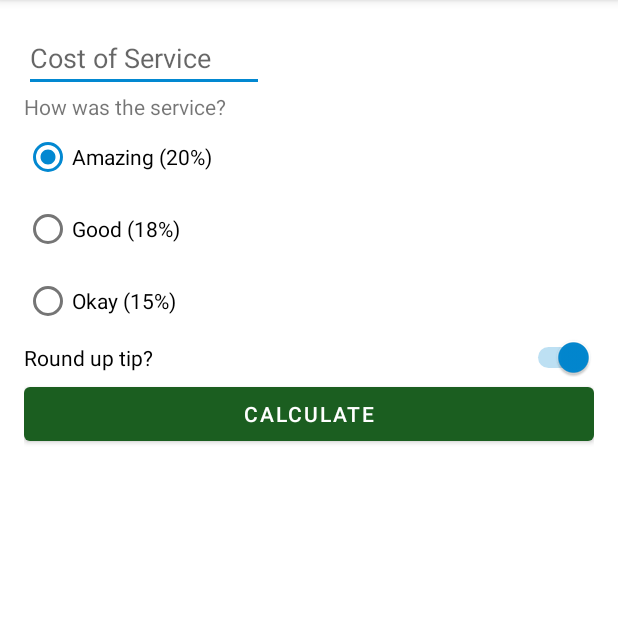
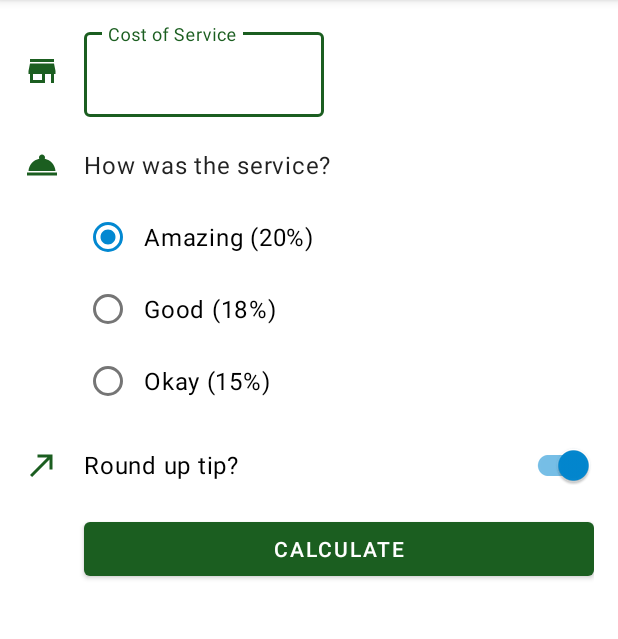
Before and after one commit to Aleksei-L/Tip_Time, an Android app: the screen it shows after launch (MainActivity), on a phone screen of 412 x 824 dp, the part 84-723 px from its top. Run offline under Robolectric (Android 15) with nearby library versions, the phone set to English and light mode, and no system bars.

Commit message:
Changed themes Added material design

```diff
--- a/app/src/main/java/com/example/tiptime/MainActivity.kt
+++ b/app/src/main/java/com/example/tiptime/MainActivity.kt
@@ -1,7 +1,11 @@
 package com.example.tiptime
 
+import android.content.Context
 import androidx.appcompat.app.AppCompatActivity
 import android.os.Bundle
+import android.view.KeyEvent
+import android.view.View
+import android.view.inputmethod.InputMethodManager
 import com.example.tiptime.databinding.ActivityMainBinding
 import java.text.NumberFormat
 import kotlin.math.ceil
@@ -14,12 +18,12 @@ class MainActivity : AppCompatActivity() {
 		super.onCreate(savedInstanceState)
 		binding = ActivityMainBinding.inflate(layoutInflater)
 		setContentView(binding.root)
-
+		binding.costOfServiceEditText.setOnKeyListener(View.OnKeyListener { view, keyCode, _ -> handleKeyEvent(view, keyCode) })
 		binding.calculateButton.setOnClickListener { calculateTip() }
 	}
 
 	private fun calculateTip() {
-		val stringInTextField = binding.costOfService.text.toString()
+		val stringInTextField = binding.costOfServiceEditText.text.toString()
 		val cost = stringInTextField.toDoubleOrNull()
 		if (cost == null || cost == 0.0) {
 			displayTip(0.0)
@@ -33,8 +37,7 @@ class MainActivity : AppCompatActivity() {
 		}
 
 		var tip = tipPercentage * cost
-		if (binding.roundUpSwitch.isChecked)
-			tip = ceil(tip)
+		if (binding.roundUpSwitch.isChecked) tip = ceil(tip)
 
 		displayTip(tip)
 	}
@@ -43,4 +46,14 @@ class MainActivity : AppCompatActivity() {
 		val formattedTip = NumberFormat.getCurrencyInstance().format(tip)
 		binding.tipResult.text = getString(R.string.tip_amount, formattedTip)
 	}
+
+	private fun handleKeyEvent(view: View, keyCode: Int): Boolean {
+		// Hide the keyboard
+		if (keyCode == KeyEvent.KEYCODE_ENTER) {
+			val inputMethodManager = getSystemService(Context.INPUT_METHOD_SERVICE) as InputMethodManager
+			inputMethodManager.hideSoftInputFromWindow(view.windowToken, 0)
+			return true
+		}
+		return false
+	}
 }
--- /dev/null
+++ b/app/src/main/res/drawable/ic_round_up.xml
@@ -0,0 +1,11 @@
+<vector xmlns:android="http://schemas.android.com/apk/res/android"
+    android:width="24dp"
+    android:height="24dp"
+    android:autoMirrored="true"
+    android:tint="?attr/colorPrimary"
+    android:viewportWidth="24"
+    android:viewportHeight="24">
+    <path
+        android:fillColor="@android:color/white"
+        android:pathData="M9,5v2h6.59L4,18.59 5.41,20 17,8.41V15h2V5z" />
+</vector>
--- /dev/null
+++ b/app/src/main/res/drawable/ic_service.xml
@@ -0,0 +1,10 @@
+<vector xmlns:android="http://schemas.android.com/apk/res/android"
+    android:width="24dp"
+    android:height="24dp"
+    android:tint="?attr/colorPrimary"
+    android:viewportWidth="24"
+    android:viewportHeight="24">
+    <path
+        android:fillColor="@android:color/white"
+        android:pathData="M2,17h20v2L2,19zM13.84,7.79c0.1,-0.24 0.16,-0.51 0.16,-0.79 0,-1.1 -0.9,-2 -2,-2s-2,0.9 -2,2c0,0.28 0.06,0.55 0.16,0.79C6.25,8.6 3.27,11.93 3,16h18c-0.27,-4.07 -3.25,-7.4 -7.16,-8.21z" />
+</vector>
--- /dev/null
+++ b/app/src/main/res/drawable/ic_store.xml
@@ -0,0 +1,10 @@
+<vector xmlns:android="http://schemas.android.com/apk/res/android"
+    android:width="24dp"
+    android:height="24dp"
+    android:tint="?attr/colorPrimary"
+    android:viewportWidth="24"
+    android:viewportHeight="24">
+    <path
+        android:fillColor="@android:color/white"
+        android:pathData="M20,4L4,4v2h16L20,4zM21,14v-2l-1,-5L4,7l-1,5v2h1v6h10v-6h4v6h2v-6h1zM12,18L6,18v-4h6v4z" />
+</vector>
--- a/app/src/main/res/layout/activity_main.xml
+++ b/app/src/main/res/layout/activity_main.xml
@@ -1,27 +1,64 @@
 <?xml version="1.0" encoding="utf-8"?>
-<androidx.constraintlayout.widget.ConstraintLayout xmlns:android="http://schemas.android.com/apk/res/android"
+<ScrollView xmlns:android="http://schemas.android.com/apk/res/android"
     xmlns:app="http://schemas.android.com/apk/res-auto"
     xmlns:tools="http://schemas.android.com/tools"
     android:layout_width="match_parent"
-    android:layout_height="match_parent"
+    android:layout_height="match_parent">
+
+    <androidx.constraintlayout.widget.ConstraintLayout
+        android:layout_width="match_parent"
+        android:layout_height="wrap_content"
         android:padding="16dp"
         tools:context=".MainActivity">
 
-    <EditText
+        <ImageView
+            android:id="@+id/icon_cost_of_service"
+            android:layout_width="wrap_content"
+            android:layout_height="wrap_content"
+            android:importantForAccessibility="no"
+            app:layout_constraintBottom_toBottomOf="@id/cost_of_service"
+            app:layout_constraintStart_toStartOf="parent"
+            app:layout_constraintTop_toTopOf="@id/cost_of_service"
+            app:srcCompat="@drawable/ic_store" />
+
+
+        <com.google.android.material.textfield.TextInputLayout
             android:id="@+id/cost_of_service"
             android:layout_width="160dp"
             android:layout_height="wrap_content"
+            android:layout_marginStart="16dp"
             android:hint="@string/cost_of_service"
-        android:inputType="numberDecimal"
+            app:layout_constraintStart_toEndOf="@id/icon_cost_of_service"
+            app:layout_constraintTop_toTopOf="parent">
+
+            <com.google.android.material.textfield.TextInputEditText
+                android:id="@+id/cost_of_service_edit_text"
+                android:layout_width="match_parent"
+                android:layout_height="wrap_content"
+                android:inputType="numberDecimal" />
+
+        </com.google.android.material.textfield.TextInputLayout>
+
+        <ImageView
+            android:id="@+id/icon_service_question"
+            android:layout_width="wrap_content"
+            android:layout_height="wrap_content"
+            android:importantForAccessibility="no"
+            app:layout_constraintBottom_toBottomOf="@id/service_question"
             app:layout_constraintStart_toStartOf="parent"
-        app:layout_constraintTop_toTopOf="parent" />
+            app:layout_constraintTop_toTopOf="@id/service_question"
+            app:srcCompat="@drawable/ic_service" />
+
 
         <TextView
             android:id="@+id/service_question"
+            style="@style/Widget.TipTime.TextView"
             android:layout_width="wrap_content"
             android:layout_height="wrap_content"
+            android:layout_marginStart="16dp"
+            android:layout_marginTop="8dp"
             android:text="@string/how_was_the_service"
-        app:layout_constraintStart_toStartOf="parent"
+            app:layout_constraintStart_toEndOf="@id/icon_service_question"
             app:layout_constraintTop_toBottomOf="@id/cost_of_service" />
 
         <RadioGroup
@@ -30,7 +67,7 @@
             android:layout_height="wrap_content"
             android:checkedButton="@id/option_twenty_percent"
             android:orientation="vertical"
-        app:layout_constraintStart_toStartOf="parent"
+            app:layout_constraintStart_toStartOf="@id/service_question"
             app:layout_constraintTop_toBottomOf="@id/service_question">
 
             <RadioButton
@@ -52,31 +89,48 @@
                 android:text="@string/ok_service" />
         </RadioGroup>
 
-    <Switch
+        <ImageView
+            android:id="@+id/icon_round_up"
+            android:layout_width="wrap_content"
+            android:layout_height="wrap_content"
+            android:importantForAccessibility="no"
+            app:layout_constraintBottom_toBottomOf="@id/round_up_switch"
+            app:layout_constraintStart_toStartOf="parent"
+            app:layout_constraintTop_toTopOf="@id/round_up_switch"
+            app:srcCompat="@drawable/ic_round_up" />
+
+
+        <com.google.android.material.switchmaterial.SwitchMaterial
             android:id="@+id/round_up_switch"
             android:layout_width="0dp"
             android:layout_height="wrap_content"
+            android:layout_marginStart="16dp"
+            android:layout_marginTop="8dp"
             android:checked="true"
             android:text="@string/round_up_tip"
             app:layout_constraintEnd_toEndOf="parent"
-        app:layout_constraintStart_toStartOf="@id/tip_options"
+            app:layout_constraintStart_toEndOf="@id/icon_round_up"
             app:layout_constraintTop_toBottomOf="@id/tip_options" />
 
         <Button
             android:id="@+id/calculate_button"
             android:layout_width="0dp"
             android:layout_height="wrap_content"
+            android:layout_marginTop="8dp"
             android:text="@string/calculate"
             app:layout_constraintEnd_toEndOf="parent"
-        app:layout_constraintStart_toStartOf="parent"
+            app:layout_constraintStart_toStartOf="@id/round_up_switch"
             app:layout_constraintTop_toBottomOf="@id/round_up_switch" />
 
         <TextView
             android:id="@+id/tip_result"
+            style="@style/Widget.TipTime.TextView"
             android:layout_width="wrap_content"
             android:layout_height="wrap_content"
+            android:layout_marginTop="8dp"
             app:layout_constraintEnd_toEndOf="parent"
             app:layout_constraintTop_toBottomOf="@id/calculate_button"
             tools:text="Tip Amount: $10" />
 
     </androidx.constraintlayout.widget.ConstraintLayout>
+</ScrollView>
--- a/app/src/main/res/values-night/themes.xml
+++ b/app/src/main/res/values-night/themes.xml
@@ -12,5 +12,8 @@
         <!-- Status bar color. -->
         <item name="android:statusBarColor" tools:targetApi="l">?attr/colorPrimaryVariant</item>
         <!-- Customize your theme here. -->
+        <item name="textInputStyle">@style/Widget.MaterialComponents.TextInputLayout.OutlinedBox</item>
+        <item name="radioButtonStyle">@style/Widget.TipTime.CompoundButton.RadioButton</item>
+        <item name="switchStyle">@style/Widget.TipTime.CompoundButton.Switch</item>
     </style>
 </resources>
--- /dev/null
+++ b/app/src/main/res/values/dimens.xml
@@ -0,0 +1,4 @@
+<?xml version="1.0" encoding="utf-8"?>
+<resources>
+    <dimen name="min_text_height">48dp</dimen>
+</resources>
--- /dev/null
+++ b/app/src/main/res/values/styles.xml
@@ -0,0 +1,20 @@
+<?xml version="1.0" encoding="utf-8"?>
+<resources>
+
+    <style name="Widget.TipTime.TextView" parent="Widget.MaterialComponents.TextView">
+        <item name="android:minHeight">@dimen/min_text_height</item>
+        <item name="android:gravity">center_vertical</item>
+        <item name="android:textAppearance">?attr/textAppearanceBody1</item>
+    </style>
+
+    <style name="Widget.TipTime.CompoundButton.Switch" parent="Widget.MaterialComponents.CompoundButton.Switch">
+        <item name="android:minHeight">@dimen/min_text_height</item>
+        <item name="android:gravity">center_vertical</item>
+        <item name="android:textAppearance">?attr/textAppearanceBody1</item>
+    </style>
+
+    <style name="Widget.TipTime.CompoundButton.RadioButton" parent="Widget.MaterialComponents.CompoundButton.RadioButton">
+        <item name="android:paddingStart">8dp</item>
+        <item name="android:textAppearance">?attr/textAppearanceBody1</item>
+    </style>
+</resources>
--- a/app/src/main/res/values/themes.xml
+++ b/app/src/main/res/values/themes.xml
@@ -12,5 +12,8 @@
         <!-- Status bar color. -->
         <item name="android:statusBarColor" tools:targetApi="l">?attr/colorPrimaryVariant</item>
         <!-- Customize your theme here. -->
+        <item name="textInputStyle">@style/Widget.MaterialComponents.TextInputLayout.OutlinedBox</item>
+        <item name="radioButtonStyle">@style/Widget.TipTime.CompoundButton.RadioButton</item>
+        <item name="switchStyle">@style/Widget.TipTime.CompoundButton.Switch</item>
     </style>
 </resources>
```
Lines whose indentation alone changed are shown as unchanged.
